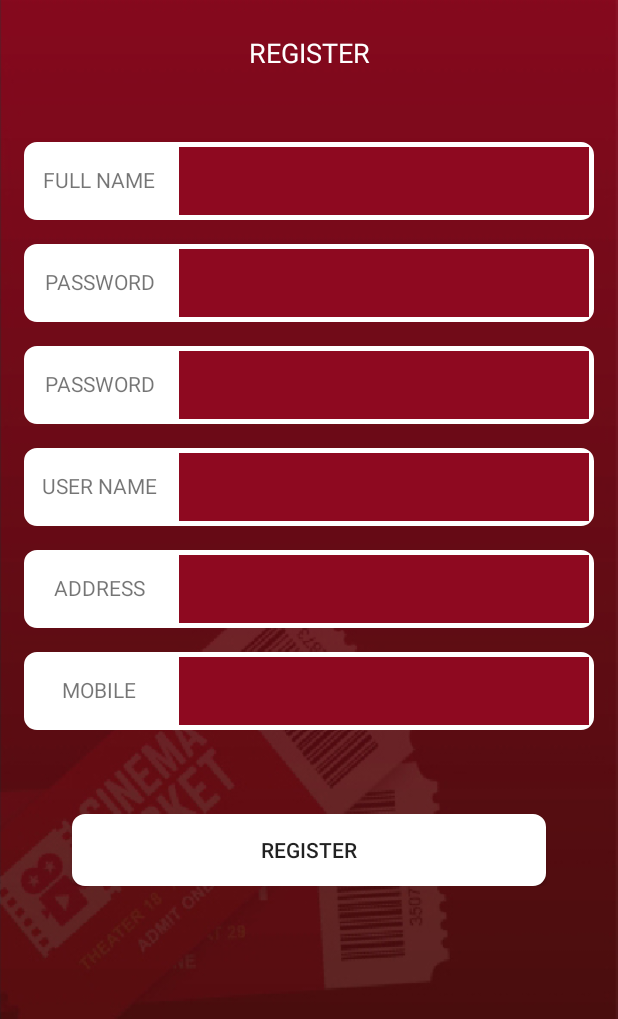
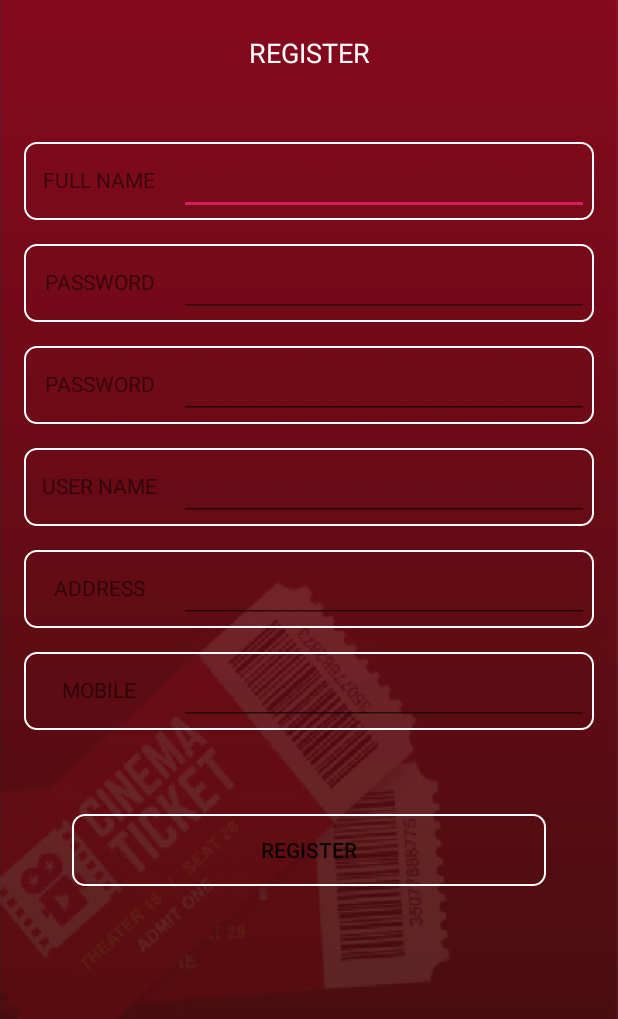
Before and after one commit to MahmoudRashad/myTicket, an Android app: the screen it shows after launch (Register), after a tap on "GO TO REGISTER", on a phone screen of 412 x 824 dp, the part 217-1236 px from its top. Run offline under Robolectric (Android 15) with nearby library versions, the phone set to English and light mode, and no system bars.

Commit message:
one and eleven commit

```diff
--- a/app/src/main/AndroidManifest.xml
+++ b/app/src/main/AndroidManifest.xml
@@ -9,6 +9,7 @@
     <uses-permission android:name="android.permission.ACCESS_FINE_LOCATION" />
     <uses-permission android:name="android.permission.INTERNET" />
     <uses-permission android:name="android.permission.ACCESS_COARSE_LOCATION" />
+    <uses-permission android:name="android.permission.ACCESS_WIFI_STATE"/>
 
     <application
         android:allowBackup="true"
--- a/app/src/main/java/com/example/myticket/ForgetPassword.java
+++ b/app/src/main/java/com/example/myticket/ForgetPassword.java
@@ -32,7 +32,7 @@ public class ForgetPassword extends AppCompatActivity implements onResponceInter
             public void onClick(View v) {
                 mEmail = email.getText().toString();
                 ForgetPasswordModel model = new ForgetPasswordModel(mEmail);
-                ApiClient apiClient = new ApiClient(model,ForgetPassword.this);
+                ApiClient apiClient = new ApiClient(model,ForgetPassword.this,ForgetPassword.this);
                 apiClient.initializeClientForget("http://iscoapps.com/cinema/api/");
             }
         });
--- a/app/src/main/java/com/example/myticket/MainActivity.java
+++ b/app/src/main/java/com/example/myticket/MainActivity.java
@@ -1,10 +1,15 @@
 package com.example.myticket;
 
 import android.content.Intent;
+import android.content.SharedPreferences;
 import android.support.v7.app.AppCompatActivity;
 import android.os.Bundle;
+import android.util.Log;
 import android.view.View;
 import android.widget.Button;
+
+import java.util.Locale;
+
 
 public class MainActivity extends AppCompatActivity {
     private Button MapBtn;
@@ -12,6 +17,10 @@ public class MainActivity extends AppCompatActivity {
     private Button RegBtn;
     private Button ForgetBtn;
     private Button GoHomeBtn;
+    private String language;
+    private SharedPreferences sharedPreferences;
+    private String prefFile = "com.example.android.shared";
+    private String LANG_KEY = "lang";
 
     @Override
     protected void onCreate(Bundle savedInstanceState) {
@@ -23,6 +32,14 @@ public class MainActivity extends AppCompatActivity {
         RegBtn = findViewById(R.id.RegBtn);
         ForgetBtn = findViewById(R.id.ForgetBtn);
         GoHomeBtn = findViewById(R.id.GoHomeBtn);
+        sharedPreferences = getSharedPreferences(
+                prefFile, MODE_PRIVATE);
+        language = sharedPreferences.getString(LANG_KEY, "ar");
+        Log.e("lang from sp","language");
+
+        language = Locale.getDefault().getLanguage();
+        Log.e("lang from device","language");
+
 
 
         MapBtn.setOnClickListener(new View.OnClickListener() {
@@ -61,4 +78,12 @@ public class MainActivity extends AppCompatActivity {
             }
         });
     }
+
+    @Override
+    protected void onPause() {
+        super.onPause();
+        SharedPreferences.Editor preferencesEditor = sharedPreferences.edit();
+        preferencesEditor.putString(LANG_KEY, language);
+        preferencesEditor.apply();
+    }
 }
--- a/app/src/main/java/com/example/myticket/Register.java
+++ b/app/src/main/java/com/example/myticket/Register.java
@@ -1,5 +1,9 @@
 package com.example.myticket;
 
+import android.content.Context;
+import android.net.wifi.ScanResult;
+import android.net.wifi.WifiInfo;
+import android.net.wifi.WifiManager;
 import android.support.v7.app.AppCompatActivity;
 import android.os.Bundle;
 import android.view.View;
@@ -11,6 +15,10 @@ import com.example.myticket.Model.Resgister.MainResponceReg;
 import com.example.myticket.Model.Resgister.UserRegister;
 import com.example.myticket.Network.Retrofit.ApiClient;
 import com.example.myticket.Network.Retrofit.onResponceInterface;
+
+import java.net.NetworkInterface;
+import java.util.Collections;
+import java.util.List;
 
 public class Register extends AppCompatActivity implements onResponceInterface {
     private EditText fullname;
@@ -28,7 +36,7 @@ public class Register extends AppCompatActivity implements onResponceInterface {
     private String mAddress;
     private String mPhone;
 
-    private String macAddress = "mac";
+    private String macAddress;
     private String deviceToken = "987654321";
     private String deviceType = "1";
     private String email = "iam@gmail.com";
@@ -46,7 +54,7 @@ public class Register extends AppCompatActivity implements onResponceInterface {
         address = findViewById(R.id.address_reg);
         phone = findViewById(R.id.phone_reg);
         btnReg = findViewById(R.id.reg_btn);
-
+        macAddress = getMacAddress();
 
 
         btnReg.setOnClickListener(new View.OnClickListener() {
@@ -59,12 +67,39 @@ public class Register extends AppCompatActivity implements onResponceInterface {
                 mAddress = address.getText().toString();
                 mPhone = phone.getText().toString();
 
+
                 userRegister = new UserRegister(mFullname,email,mUsername,mPhone,mAddress,deviceToken,mPassword,deviceType,macAddress);
                 ApiClient apiClient = new ApiClient(userRegister,Register.this);
                 apiClient.initializeClientRegister("http://iscoapps.com/cinema/api/");
             }
         });
 
+    }
+
+    private String getMacAddress(){
+//        try {
+//            List<NetworkInterface> all = Collections.list(NetworkInterface.getNetworkInterfaces());
+//            for (NetworkInterface nif : all) {
+//                if (!nif.getName().equalsIgnoreCase("wlan0")) continue;
+//
+//                byte[] macBytes = nif.getHardwareAddress();
+//                if (macBytes == null) {
+//                    return "";
+//                }
+//
+//                StringBuilder res1 = new StringBuilder();
+//                for (byte b : macBytes) {
+//                    res1.append(String.format("%02X:",b));
+//                }
+//
+//                if (res1.length() > 0) {
+//                    res1.deleteCharAt(res1.length() - 1);
+//                }
+//                return res1.toString();
+//            }
+//        } catch (Exception ex) {
+//        }
+        return "02:00:00:00:00:00";
     }
 
     @Override
--- a/app/src/main/res/drawable/rounded_corners.xml
+++ b/app/src/main/res/drawable/rounded_corners.xml
@@ -1,11 +1,12 @@
 <?xml version="1.0" encoding="utf-8"?>
 <shape xmlns:android="http://schemas.android.com/apk/res/android"
     android:shape="rectangle" android:padding="15dp">
-    <solid android:color="#FFFFFF"/>
+    <!--<solid android:color=""/>-->
     <corners
         android:bottomRightRadius="8dp"
         android:bottomLeftRadius="8dp"
         android:topLeftRadius="8dp"
-        android:topRightRadius="8dp"/>
+        android:topRightRadius="8dp"
+        />
     <stroke android:width="1dip" android:color="#fff" />
 </shape>
--- a/app/src/main/res/layout/activity_register.xml
+++ b/app/src/main/res/layout/activity_register.xml
@@ -55,6 +55,7 @@
             android:text="FULL NAME"
             android:textAlignment="center"
             android:gravity="center_vertical"
+
             app:layout_constraintStart_toStartOf="parent"
             app:layout_constraintTop_toBottomOf="@id/register_title"
             />
@@ -64,7 +65,7 @@
             android:layout_width="match_parent"
             android:layout_height="match_parent"
             android:layout_margin="3dp"
-            android:background="#8E0920"
+
             />
 
     </LinearLayout>
@@ -96,7 +97,7 @@
             android:id="@+id/password_reg"
             android:layout_width="match_parent"
             android:layout_height="match_parent"
-            android:background="#8E0920"
+
             android:layout_margin="3dp"
             />
 
@@ -128,7 +129,7 @@
             android:id="@+id/rep_password_reg"
             android:layout_width="match_parent"
             android:layout_height="match_parent"
-            android:background="#8E0920"
+
             android:layout_margin="3dp"
 
             />
@@ -160,7 +161,7 @@
         android:id="@+id/username_reg"
         android:layout_width="match_parent"
         android:layout_height="match_parent"
-        android:background="#8E0920"
+
         android:layout_margin="3dp"
 
         />
@@ -194,7 +195,7 @@
         android:id="@+id/address_reg"
         android:layout_width="match_parent"
         android:layout_height="match_parent"
-        android:background="#8E0920"
+
         android:layout_margin="3dp"
 
         />
@@ -225,7 +226,6 @@
         android:layout_width="match_parent"
         android:layout_height="match_parent"
         android:layout_margin="3dp"
-        android:background="#8E0920"
 
         />
     </LinearLayout>
```
Also changed, not shown: app/src/main/java/com/example/myticket/Network/Retrofit/ApiClient.java (+15 -4 lines), app/src/main/java/com/example/myticket/Network/Retrofit/ApiInterface.java (+7 -6 lines).
